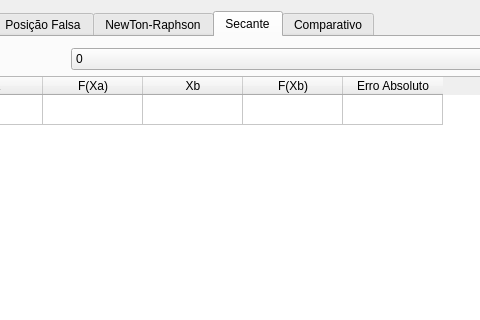
Above: UI/mainwindow.ui from cristmelo/TrabalhoMN1 before the change; both pictures show x 193 to 673 and y 0 to 320 of the 761 by 481 pixel window. Below: the same form after it.
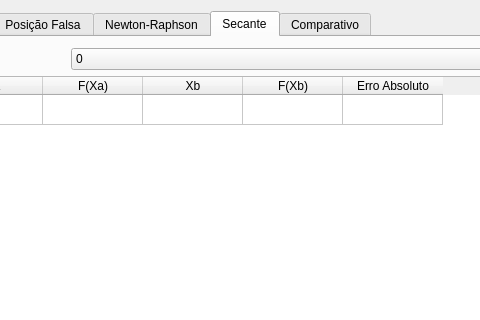
That is the form after the change. The open tabs and pages were chosen to show the change.

Commit message: Aumentada precisão dos valores na tela

```diff
--- a/UI/mainwindow.ui
+++ b/UI/mainwindow.ui
@@ -459,7 +459,7 @@
       </widget>
       <widget class="QWidget" name="tabNewton">
        <attribute name="title">
-        <string>NewTon-Raphson</string>
+        <string>Newton-Raphson</string>
        </attribute>
        <layout class="QGridLayout" name="gridLayout_4">
         <item row="0" column="0">
```
Left out of the diff: 112 changed lines with no effect on the pictures. The commit also changes 4 other files.
